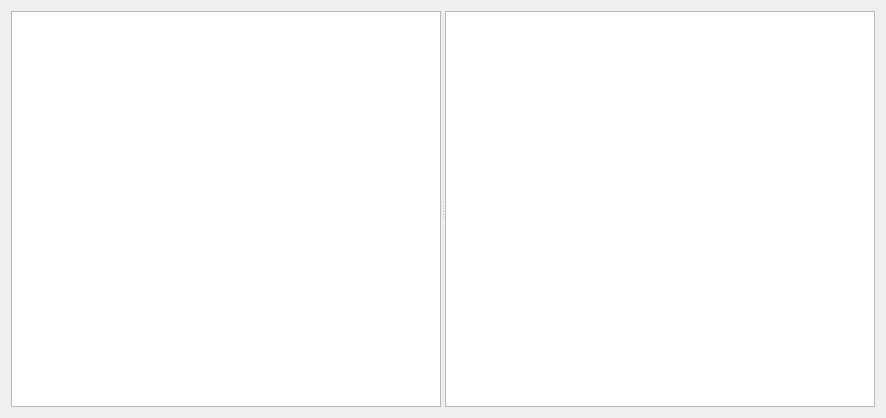
This is Plugins/GUI/x4c_gui_extensions_tab.ui in bvbohnen/X4_Customizer as Qt 5 draws it before an edit. The edited form follows.
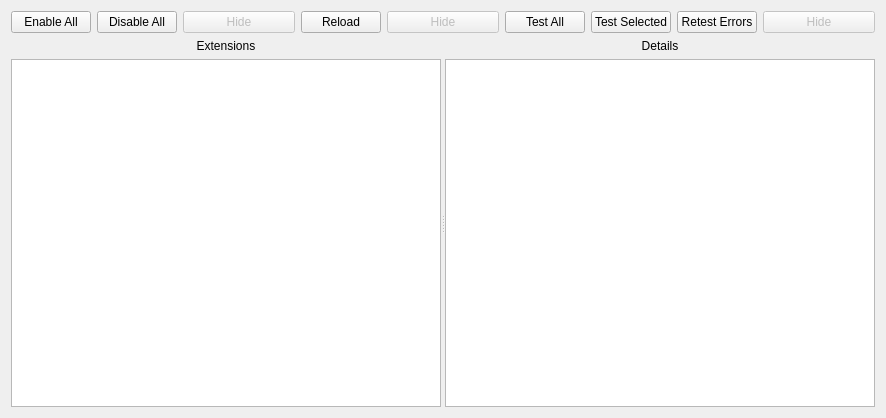
This is the edited form.

Commit message: Added an Extensions tab to the gui, with integrated enable/disable/test support. Some final functionality is still pending.

The edit to the form file:
```diff
--- a/Plugins/GUI/x4c_gui_extensions_tab.ui
+++ b/Plugins/GUI/x4c_gui_extensions_tab.ui
@@ -15,51 +15,142 @@
   </property>
   <layout class="QGridLayout" name="gridLayout_2">
    <item row="0" column="0">
-    <layout class="QGridLayout" name="gridLayout">
-     <item row="0" column="0">
+    <layout class="QGridLayout" name="gridLayout_5">
+     <item row="1" column="0">
       <widget class="QSplitter" name="hsplitter">
        <property name="orientation">
         <enum>Qt::Horizontal</enum>
        </property>
-       <widget class="QTreeView" name="widget_treeView">
-        <attribute name="headerVisible">
-         <bool>false</bool>
-        </attribute>
-        <attribute name="headerDefaultSectionSize">
-         <number>0</number>
-        </attribute>
+       <widget class="QWidget" name="">
+        <layout class="QGridLayout" name="gridLayout_3">
+         <item row="0" column="0">
+          <widget class="QLabel" name="label_4">
+           <property name="text">
+            <string>Extensions</string>
+           </property>
+           <property name="alignment">
+            <set>Qt::AlignCenter</set>
+           </property>
+          </widget>
+         </item>
+         <item row="1" column="0">
+          <widget class="QListView" name="w_listView"/>
+         </item>
+        </layout>
        </widget>
-       <widget class="QTableView" name="widget_tableView">
-        <property name="sizePolicy">
-         <sizepolicy hsizetype="Expanding" vsizetype="Expanding">
-          <horstretch>0</horstretch>
-          <verstretch>0</verstretch>
-         </sizepolicy>
-        </property>
-        <property name="editTriggers">
-         <set>QAbstractItemView::AllEditTriggers</set>
-        </property>
-        <property name="dragEnabled">
-         <bool>true</bool>
-        </property>
-        <property name="dragDropMode">
-         <enum>QAbstractItemView::DragDrop</enum>
-        </property>
-        <property name="defaultDropAction">
-         <enum>Qt::CopyAction</enum>
-        </property>
-        <property name="selectionMode">
-         <enum>QAbstractItemView::SingleSelection</enum>
-        </property>
-        <property name="verticalScrollMode">
-         <enum>QAbstractItemView::ScrollPerPixel</enum>
-        </property>
-        <property name="cornerButtonEnabled">
-         <bool>false</bool>
-        </property>
+       <widget class="QWidget" name="">
+        <layout class="QGridLayout" name="gridLayout_4">
+         <item row="1" column="0">
+          <widget class="QTextBrowser" name="w_text_details"/>
+         </item>
+         <item row="0" column="0">
+          <widget class="QLabel" name="label_3">
+           <property name="text">
+            <string>Details</string>
+           </property>
+           <property name="alignment">
+            <set>Qt::AlignCenter</set>
+           </property>
+          </widget>
+         </item>
+        </layout>
        </widget>
       </widget>
      </item>
+     <item row="0" column="0">
+      <layout class="QHBoxLayout" name="horizontalLayout">
+       <item>
+        <widget class="QPushButton" name="w_button_enable_all">
+         <property name="text">
+          <string>Enable All</string>
+         </property>
+        </widget>
+       </item>
+       <item>
+        <widget class="QPushButton" name="w_button_disable_all">
+         <property name="text">
+          <string>Disable All</string>
+         </property>
+        </widget>
+       </item>
+       <item>
+        <widget class="QPushButton" name="w_hide_3">
+         <property name="enabled">
+          <bool>false</bool>
+         </property>
+         <property name="sizePolicy">
+          <sizepolicy hsizetype="MinimumExpanding" vsizetype="Fixed">
+           <horstretch>0</horstretch>
+           <verstretch>0</verstretch>
+          </sizepolicy>
+         </property>
+         <property name="text">
+          <string>Hide</string>
+         </property>
+        </widget>
+       </item>
+       <item>
+        <widget class="QPushButton" name="w_button_reload">
+         <property name="text">
+          <string>Reload</string>
+         </property>
+        </widget>
+       </item>
+       <item>
+        <widget class="QPushButton" name="w_hide_1">
+         <property name="enabled">
+          <bool>false</bool>
+         </property>
+         <property name="sizePolicy">
+          <sizepolicy hsizetype="MinimumExpanding" vsizetype="Fixed">
+           <horstretch>0</horstretch>
+           <verstretch>0</verstretch>
+          </sizepolicy>
+         </property>
+         <property name="text">
+          <string>Hide</string>
+         </property>
+        </widget>
+       </item>
+       <item>
+        <widget class="QPushButton" name="w_button_test_all">
+         <property name="text">
+          <string>Test All</string>
+         </property>
+        </widget>
+       </item>
+       <item>
+        <widget class="QPushButton" name="w_button_test_selected">
+         <property name="text">
+          <string>Test Selected</string>
+         </property>
+        </widget>
+       </item>
+       <item>
+        <widget class="QPushButton" name="w_button_retest_errors">
+         <property name="text">
+          <string>Retest Errors</string>
+         </property>
+        </widget>
+       </item>
+       <item>
+        <widget class="QPushButton" name="w_hide_2">
+         <property name="enabled">
+          <bool>false</bool>
+         </property>
+         <property name="sizePolicy">
+          <sizepolicy hsizetype="MinimumExpanding" vsizetype="Fixed">
+           <horstretch>0</horstretch>
+           <verstretch>0</verstretch>
+          </sizepolicy>
+         </property>
+         <property name="text">
+          <string>Hide</string>
+         </property>
+        </widget>
+       </item>
+      </layout>
+     </item>
     </layout>
    </item>
   </layout>
```
Left out of the diff: 2 changed lines with no effect on the pictures. The commit also changes 13 other files.
